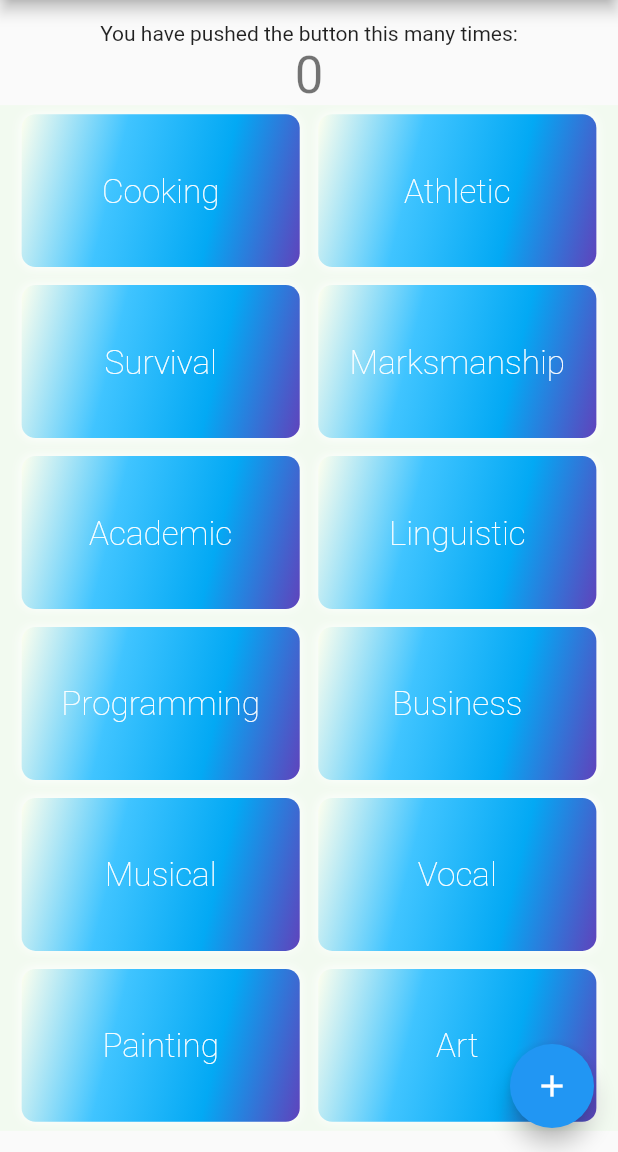
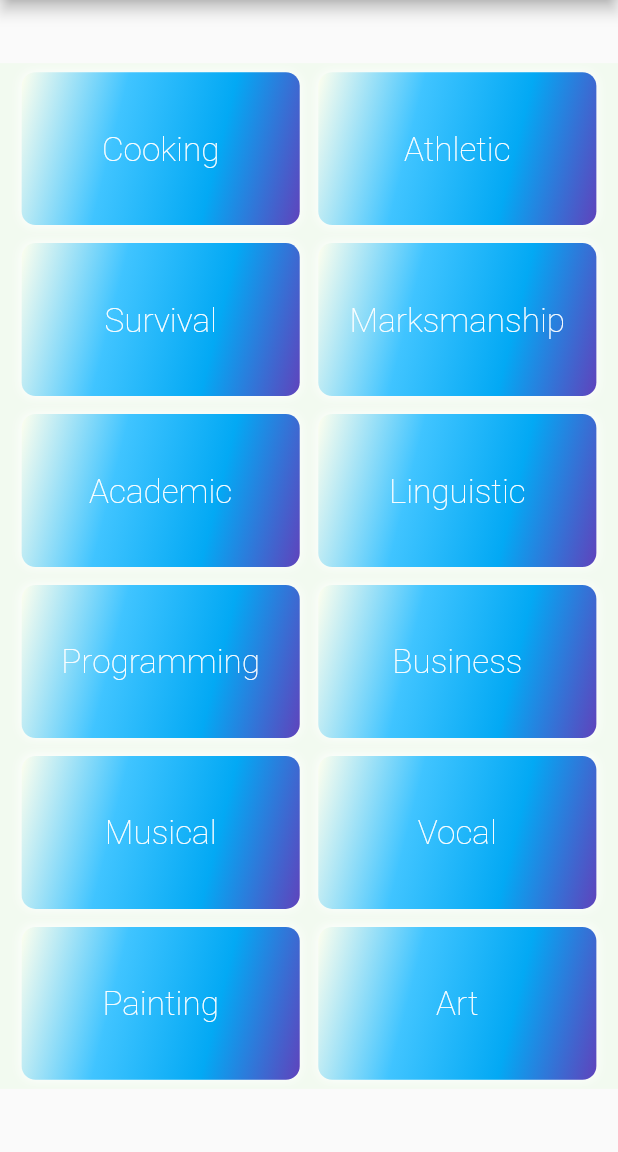
Before and after one commit to zwormstadt/Bonvallet, a Flutter app: the screen it shows after launch, on a phone screen of 412 x 824 dp, the part 84-1236 px from its top. Run offline on Flutter 3.47's test engine with Material 2 defaults, Android fonts, the phone set to English and light mode, and no system bars; Roboto replaces fonts that are missing (SF Pro).

Commit message:
Remove myhomepage

```diff
--- a/lib/main.dart
+++ b/lib/main.dart
@@ -8,17 +8,8 @@ class MyApp extends StatelessWidget {
   @override
   Widget build(BuildContext context) {
     return MaterialApp(
-      title: 'Flutter Demo',
+      title: 'bonvallet',
       theme: ThemeData(
-        // This is the theme of your application.
-        //
-        // Try running your application with "flutter run". You'll see the
-        // application has a blue toolbar. Then, without quitting the app, try
-        // changing the primarySwatch below to Colors.green and then invoke
-        // "hot reload" (press "r" in the console where you ran "flutter run",
-        // or simply save your changes to "hot reload" in a Flutter IDE).
-        // Notice that the counter didn't reset back to zero; the application
-        // is not restarted.
         primaryColor: Color(0xFF3416ba)
       ),
       home: MyHomePage(title: 'b o n v a l l e t'),
@@ -28,18 +19,7 @@ class MyApp extends StatelessWidget {
 
 class MyHomePage extends StatefulWidget {
   MyHomePage({Key key, this.title}) : super(key: key);
-
-  // This widget is the home page of your application. It is stateful, meaning
-  // that it has a State object (defined below) that contains fields that affect
-  // how it looks.
-
-  // This class is the configuration for the state. It holds the values (in this
-  // case the title) provided by the parent (in this case the App widget) and
-  // used by the build method of the State. Fields in a Widget subclass are
-  // always marked "final".
-
   final String title;
-
   @override
   _MyHomePageState createState() => _MyHomePageState();
 }
@@ -80,42 +60,14 @@ class _MyHomePageState extends State<MyHomePage> {
         ),
       ),
       body: Center(
-        // Center is a layout widget. It takes a single child and positions it
-        // in the middle of the parent.
         child: Column(
-          // Column is also a layout widget. It takes a list of children and
-          // arranges them vertically. By default, it sizes itself to fit its
-          // children horizontally, and tries to be as tall as its parent.
-          //
-          // Invoke "debug painting" (press "p" in the console, choose the
-          // "Toggle Debug Paint" action from the Flutter Inspector in Android
-          // Studio, or the "Toggle Debug Paint" command in Visual Studio Code)
-          // to see the wireframe for each widget.
-          //
-          // Column has various properties to control how it sizes itself and
-          // how it positions its children. Here we use mainAxisAlignment to
-          // center the children vertically; the main axis here is the vertical
-          // axis because Columns are vertical (the cross axis would be
-          // horizontal).
           mainAxisAlignment: MainAxisAlignment.center,
           crossAxisAlignment: CrossAxisAlignment.center,
           children: <Widget>[
-            Text(
-              'You have pushed the button this many times:',
-            ),
-            Text(
-              '$_counter',
-              style: Theme.of(context).textTheme.display1,
-            ),
             SearchScreen(),
           ],
         ),
       ),
-      floatingActionButton: FloatingActionButton(
-        onPressed: _incrementCounter,
-        tooltip: 'Increment',
-        child: Icon(Icons.add),
-      ), // This trailing comma makes auto-formatting nicer for build methods.
     );
   }
 }
```
